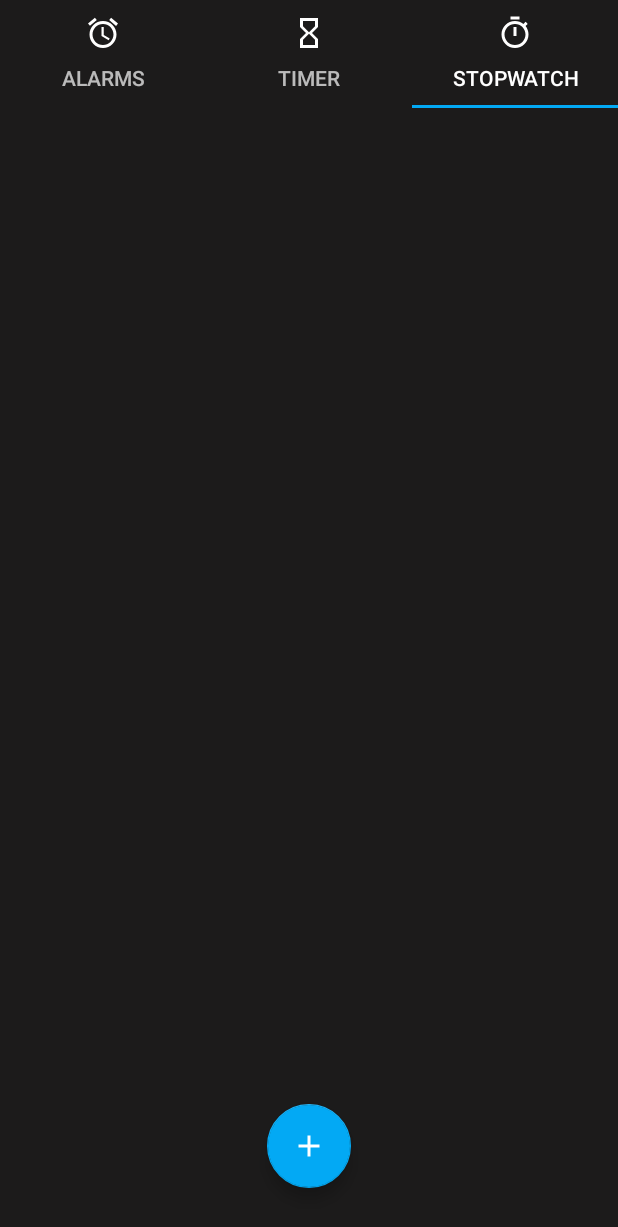
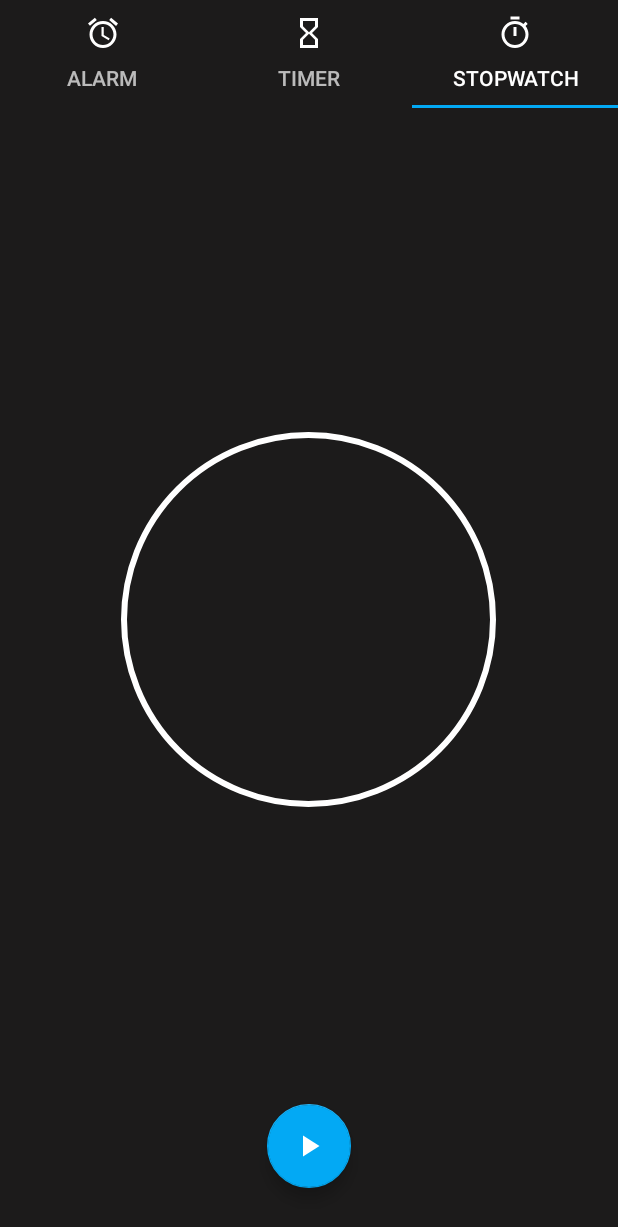
Before and after one commit to rvailnaveed/android, an Android app: the screen it shows after launch (MainActivity), tab 3 chosen, on a phone screen of 412 x 824 dp. Shown: the top 1227 px of the screen. Run offline under Robolectric (Android 15) with nearby library versions, the phone set to English and light mode, and no system bars.

Commit message:
Stopwatch layout

```diff
--- a/Clock/app/src/main/java/com/example/clock/MyPagerAdapter.java
+++ b/Clock/app/src/main/java/com/example/clock/MyPagerAdapter.java
@@ -32,7 +32,7 @@ public class MyPagerAdapter extends FragmentStatePagerAdapter {
     public CharSequence getPageTitle(int position) {
         switch (position) {
             case 0:
-                return "ALARMS";
+                return "ALARM";
             case 1:
                 return "TIMER";
             case 2:
--- a/Clock/app/src/main/java/com/example/clock/Tab3.java
+++ b/Clock/app/src/main/java/com/example/clock/Tab3.java
@@ -1,8 +1,14 @@
 package com.example.clock;
 
 import android.content.Context;
+import android.graphics.Bitmap;
+import android.graphics.Canvas;
+import android.graphics.Color;
+import android.graphics.Paint;
+import android.graphics.drawable.BitmapDrawable;
 import android.net.Uri;
 import android.os.Bundle;
+import android.support.design.widget.CoordinatorLayout;
 import android.support.v4.app.Fragment;
 import android.view.LayoutInflater;
 import android.view.View;
--- /dev/null
+++ b/Clock/app/src/main/res/drawable/play.xml
@@ -0,0 +1,5 @@
+<vector android:height="24dp" android:tint="#FFFFFF"
+    android:viewportHeight="24.0" android:viewportWidth="24.0"
+    android:width="24dp" xmlns:android="http://schemas.android.com/apk/res/android">
+    <path android:fillColor="#FFFFFF" android:pathData="M8,5v14l11,-7z"/>
+</vector>
--- /dev/null
+++ b/Clock/app/src/main/res/drawable/white_circle.xml
@@ -0,0 +1,4 @@
+<shape xmlns:android="http://schemas.android.com/apk/res/android"
+    android:shape="oval" >
+    <stroke android:color="@color/white" android:width="4dp" />
+</shape>
--- a/Clock/app/src/main/res/layout/fragment_tab3.xml
+++ b/Clock/app/src/main/res/layout/fragment_tab3.xml
@@ -9,6 +9,14 @@
     android:paddingRight="16dp"
     android:paddingTop="16dp">
 
+    <ImageView
+        android:id="@+id/btn_capture_photo"
+        android:layout_width="250dp"
+        android:layout_height="250dp"
+        android:layout_gravity="center_horizontal|center_vertical"
+        android:layout_marginBottom="70dp"
+        android:src="@drawable/white_circle" />
+
     <android.support.design.widget.FloatingActionButton
         android:id="@+id/fab"
         android:layout_width="wrap_content"
@@ -17,6 +25,7 @@
         android:layout_marginBottom="16dp"
         android:clickable="true"
         app:backgroundTint="@color/light_blue"
-        app:srcCompat="@drawable/add"/>
+        app:srcCompat="@drawable/play"
+        android:focusable="true" />
 
 </android.support.design.widget.CoordinatorLayout>
--- a/Clock/app/src/main/res/values/colors.xml
+++ b/Clock/app/src/main/res/values/colors.xml
@@ -1,7 +1,7 @@
 <?xml version="1.0" encoding="utf-8"?>
 <resources>
     <color name="colorPrimary">#1c1b1b</color>
-    <color name="colorPrimaryDark">#000080</color>
+    <color name="colorPrimaryDark">#000000</color>
     <color name="colorAccent">#03A9F4</color>
     <color name="white">#ffff</color>
     <color name="grey">#C8C8C8</color>
```
